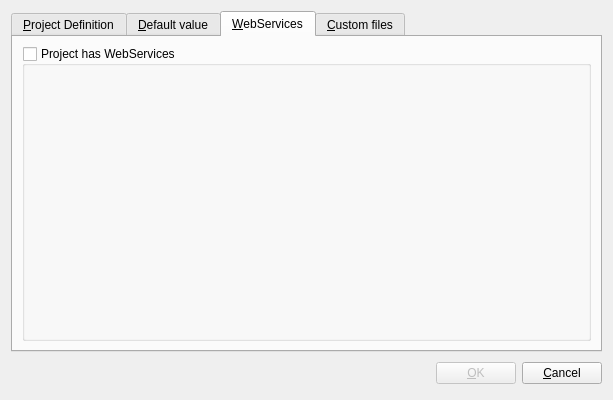
Before: the Qt Designer form xinx/ui/projectproperty.ui in phoenix741/xinx, drawn with Qt 5.
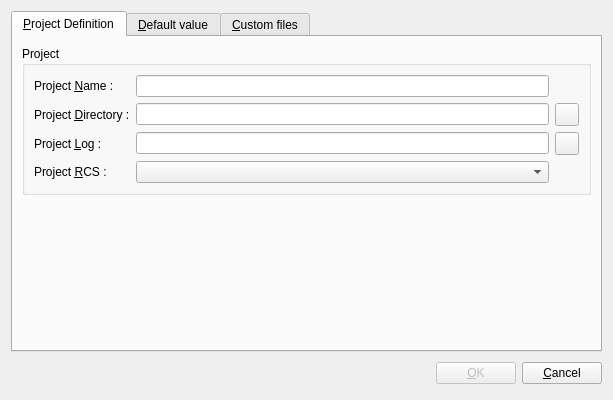
After: the same form once the commit is applied. The open tabs and pages were chosen to show the change. Icons and pictures are not drawn. Custom widgets are drawn as their Qt base class.

Commit message: Le plugin gère les services. (Reste la partie éditeur)

The edit to the form file:
```diff
--- a/xinx/ui/projectproperty.ui
+++ b/xinx/ui/projectproperty.ui
@@ -340,49 +340,6 @@
        </item>
       </layout>
      </widget>
-     <widget class="QWidget" name="tabWebServices" >
-      <property name="geometry" >
-       <rect>
-        <x>0</x>
-        <y>0</y>
-        <width>591</width>
-        <height>311</height>
-       </rect>
-      </property>
-      <attribute name="title" >
-       <string>&amp;WebServices</string>
-      </attribute>
-      <layout class="QGridLayout" >
-       <property name="margin" >
-        <number>9</number>
-       </property>
-       <property name="spacing" >
-        <number>6</number>
-       </property>
-       <item row="0" column="0" >
-        <widget class="QGroupBox" name="m_webServiceGroupBox" >
-         <property name="whatsThis" >
-          <string>&lt;p>Check this box is you want add service web to the project. The list is a list of WSDL. When you start the project, &lt;b>XINX&lt;/b> will connect to the service and download the description file.&lt;/p>
-&lt;p>Next you can execute a service stream that open a dialog with the in stream and the out stream.&lt;/p></string>
-         </property>
-         <property name="title" >
-          <string>Project has WebServices</string>
-         </property>
-         <property name="checkable" >
-          <bool>true</bool>
-         </property>
-         <property name="checked" >
-          <bool>false</bool>
-         </property>
-         <layout class="QGridLayout" >
-          <item row="0" column="0" >
-           <widget class="XinxListWidgetImpl" native="1" name="m_servicesList" />
-          </item>
-         </layout>
-        </widget>
-       </item>
-      </layout>
-     </widget>
      <widget class="QWidget" name="tabCustomFiles" >
       <property name="geometry" >
        <rect>
```
Left out of the diff: 2 changed lines with no effect on the pictures. The commit also changes 21 other files.
